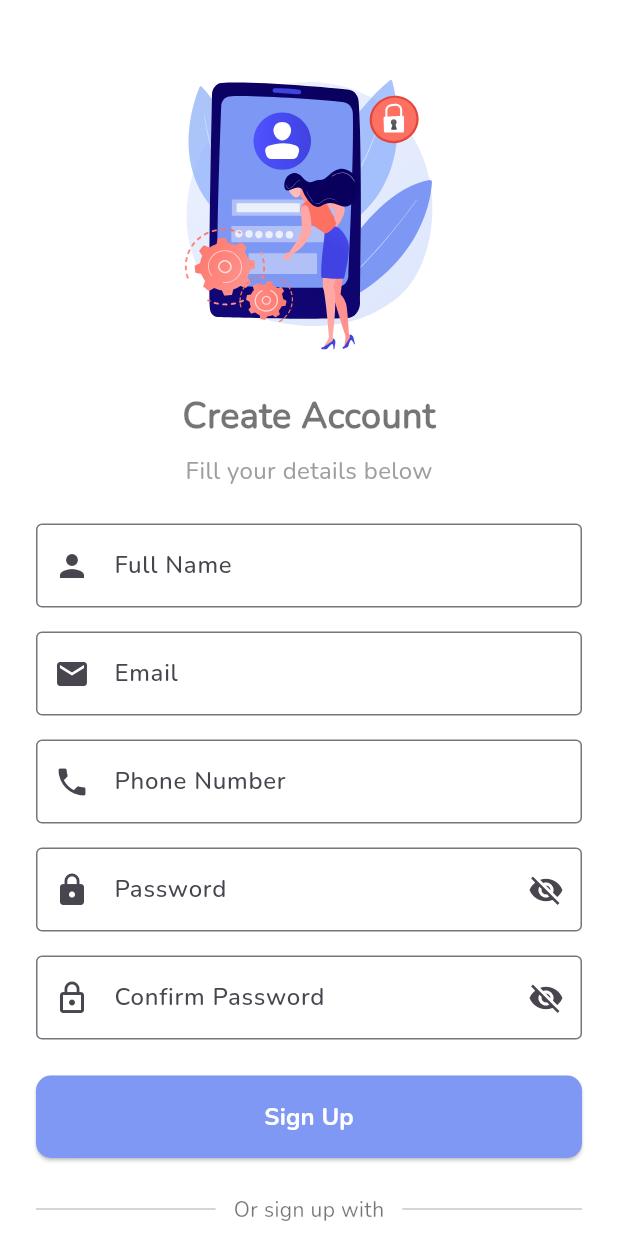
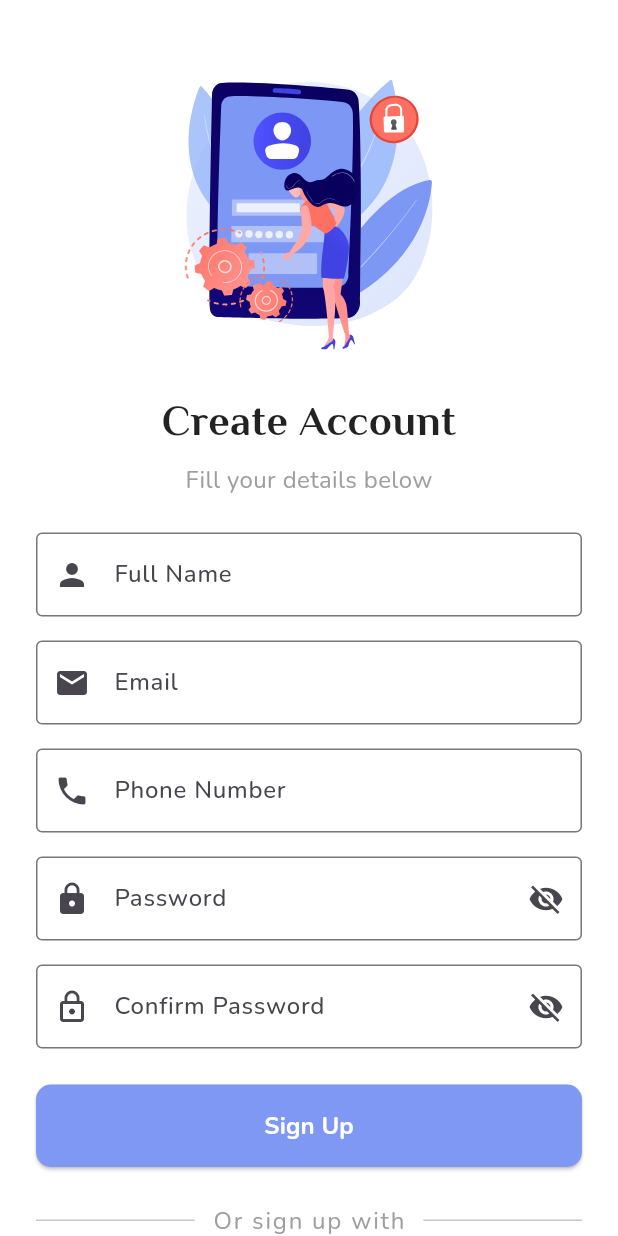
Before and after one commit to nikeshpyakurel/KamChaiyoApp, a Flutter app: the screen it shows after launch, after a tap on "Skip", after a tap on "Login", after a tap on "Sign Up", on a phone screen of 412 x 824 dp. Run offline on Flutter 3.47's test engine with Material 3 defaults, Android fonts, the phone set to English and light mode, and no system bars; our stand-ins replace font_awesome_flutter, lottie, smooth_page_indicator.

Commit message:
Changes
Changes in fonts and textstyle configuration

```diff
--- a/lib/view/signup_screen.dart
+++ b/lib/view/signup_screen.dart
@@ -41,6 +41,7 @@ class _SignupScreenState extends State<SignupScreen> {
       content: 'Account Created Success',
       color: Colors.green,
     );
+    // ignore: use_build_context_synchronously
     Future.delayed(Duration(seconds: 3), () => {Navigator.pop(context)});
   }
 }
@@ -64,7 +65,13 @@ class _SignupScreenState extends State<SignupScreen> {
               const SizedBox(height: 16),
               const Text(
                 "Create Account",
-                style: TextStyle(fontSize: 24, fontWeight: FontWeight.bold),
+                style: TextStyle(
+                fontFamily: 'Philosopher Bold',
+                fontSize: 28,
+                fontWeight: FontWeight.bold,
+                color: Colors.black87,
+              ),
+            textAlign: TextAlign.center,
               ),
               const SizedBox(height: 8),
               const Text(
@@ -212,7 +219,12 @@ class _SignupScreenState extends State<SignupScreen> {
                   Expanded(child: Divider()),
                   Padding(
                     padding: EdgeInsets.symmetric(horizontal: 12),
-                    child: Text("Or sign up with"),
+                    child: Text("Or sign up with",style: TextStyle(
+                fontFamily: 'Nunito Regular',
+                fontSize: 16,
+                letterSpacing: 1.2,
+                color: Colors.grey,
+              ),),
                   ),
                   Expanded(child: Divider()),
                 ],
@@ -232,7 +244,11 @@ class _SignupScreenState extends State<SignupScreen> {
               Row(
                 mainAxisAlignment: MainAxisAlignment.center,
                 children: [
-                  const Text("Already have an account? "),
+                  const Text("Already have an account? ",style: TextStyle(
+                fontFamily: 'Nunito Regular',
+                fontSize: 16,
+                letterSpacing: 1.2,
+              ),),
                   GestureDetector(
                     onTap: () {
                       Navigator.pop(context);
@@ -240,8 +256,9 @@ class _SignupScreenState extends State<SignupScreen> {
                     child: const Text(
                       "Login",
                       style: TextStyle(
-                        color: Color.fromARGB(255, 127, 152, 243),
-                        fontWeight: FontWeight.bold,
+                fontFamily: 'Nunito Regular',
+                fontSize: 16,
+                letterSpacing: 1.2,
               ),
                     ),
                   ),
--- a/lib/view/splash_screen.dart
+++ b/lib/view/splash_screen.dart
@@ -31,14 +31,17 @@ class _SplashScreenState extends State<SplashScreen> {
           children: [
             Lottie.asset(
               'assets/animations/splash_screen.json',
-              width: 400,
-              height: 400,
+              width: 300,
+              height: 300,
               fit: BoxFit.contain,
             ),
+            const SizedBox(height: 24),
             const Text(
               'KamChaiyo',
               style: TextStyle(
+                fontFamily: 'Philosopher Bold',
                 fontSize: 28,
+                letterSpacing: 1.2,
                 fontWeight: FontWeight.bold,
                 color: Colors.black87,
               ),
@@ -46,7 +49,12 @@ class _SplashScreenState extends State<SplashScreen> {
             const SizedBox(height: 8),
             const Text(
               'Portal for Recruiters & Job Seekers',
-              style: TextStyle(fontSize: 16, color: Colors.grey),
+              style: TextStyle(
+                fontFamily: 'Nunito Regular',
+                fontSize: 16,
+                letterSpacing: 1.2,
+                color: Colors.grey,
+              ),
             ),
           ],
         ),
```
Also changed, not shown: lib/view/task_view.dart (added, +52 -0 lines). Lines whose indentation alone changed are shown as unchanged.
